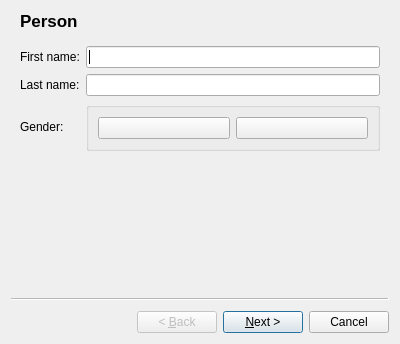
Before: the Qt Designer form src/tree_view/personbuilderwizard.ui in mspr/Lucy, drawn with Qt 5.
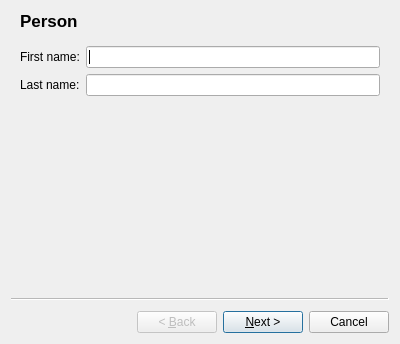
After: the same form once the commit is applied. Icons and pictures are not drawn.

Commit message: Remove gender field in the person builder wizard since the marker already defines it at the previous step.

Patch:
```diff
--- a/src/tree_view/personbuilderwizard.ui
+++ b/src/tree_view/personbuilderwizard.ui
@@ -38,44 +38,6 @@
     <item row="1" column="1">
      <widget class="QLineEdit" name="lastNameLineEdit"/>
     </item>
-    <item row="2" column="0">
-     <widget class="QLabel" name="genderLabel">
-      <property name="text">
-       <string>Gender:</string>
-      </property>
-     </widget>
-    </item>
-    <item row="2" column="1">
-     <widget class="QGroupBox" name="genderGroupBox">
-      <property name="title">
-       <string/>
-      </property>
-      <layout class="QHBoxLayout" name="horizontalLayout">
-       <item>
-        <widget class="QPushButton" name="feminineGenderPushButton">
-         <property name="text">
-          <string/>
-         </property>
-         <property name="icon">
-          <iconset resource="../resources.qrc">
-           <normaloff>:/images/gender_feminine.png</normaloff>:/images/gender_feminine.png</iconset>
-         </property>
-        </widget>
-       </item>
-       <item>
-        <widget class="QPushButton" name="masculineGenderPushButton">
-         <property name="text">
-          <string/>
-         </property>
-         <property name="icon">
-          <iconset resource="../resources.qrc">
-           <normaloff>:/images/gender_masculine.png</normaloff>:/images/gender_masculine.png</iconset>
-         </property>
-        </widget>
-       </item>
-      </layout>
-     </widget>
-    </item>
    </layout>
   </widget>
   <widget class="QWizardPage" name="wizardPage2">
```
Left out of the diff: 4 changed lines with no effect on the pictures. The commit also changes 5 other files.
